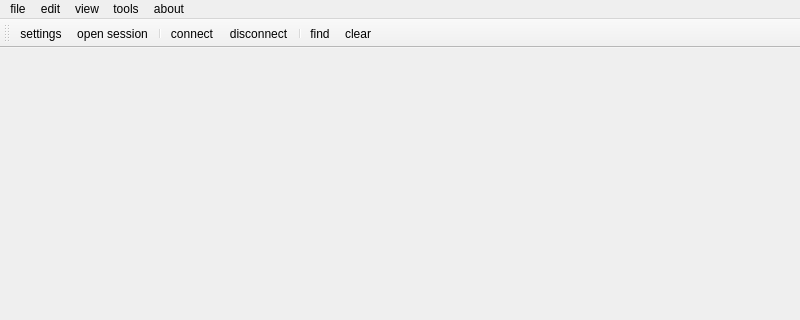
The window that resources/forms/mainwindow.ui (qiushao/kkshell) describes before a commit, drawn with Qt 5; both pictures show x 0 to 800 and y 0 to 320 of the 800 by 600 pixel window.
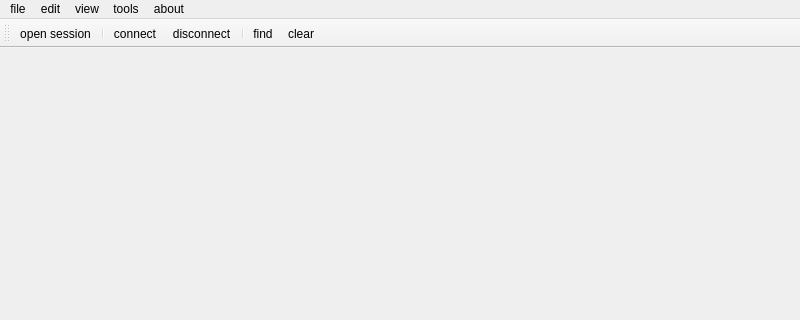
The same window after the commit. Icons and pictures are not drawn.

Commit message: fixed ssh session can not display make menuconfig dialog

What changed in the file:
```diff
--- a/resources/forms/mainwindow.ui
+++ b/resources/forms/mainwindow.ui
@@ -83,7 +83,6 @@
    <attribute name="toolBarBreak">
     <bool>false</bool>
    </attribute>
-   <addaction name="actionSettings"/>
    <addaction name="actionOpenSession"/>
    <addaction name="separator"/>
    <addaction name="actionConnect"/>
```
Left out of the diff: 6 changed lines with no effect on the pictures. The commit also changes 1 other file.
